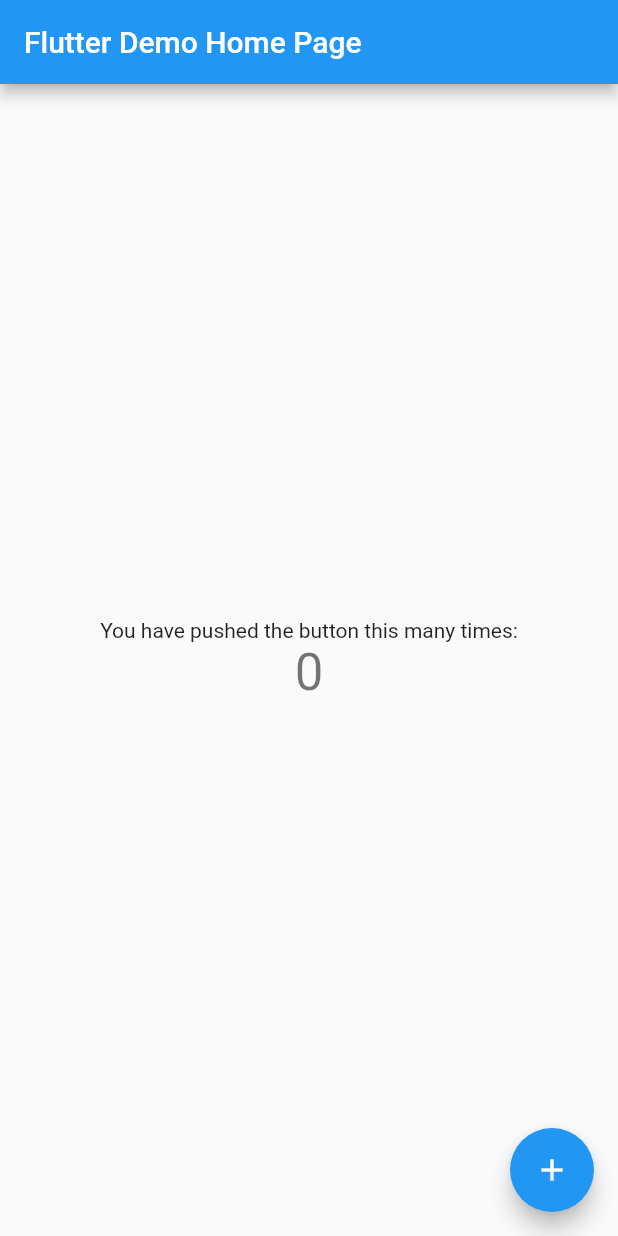
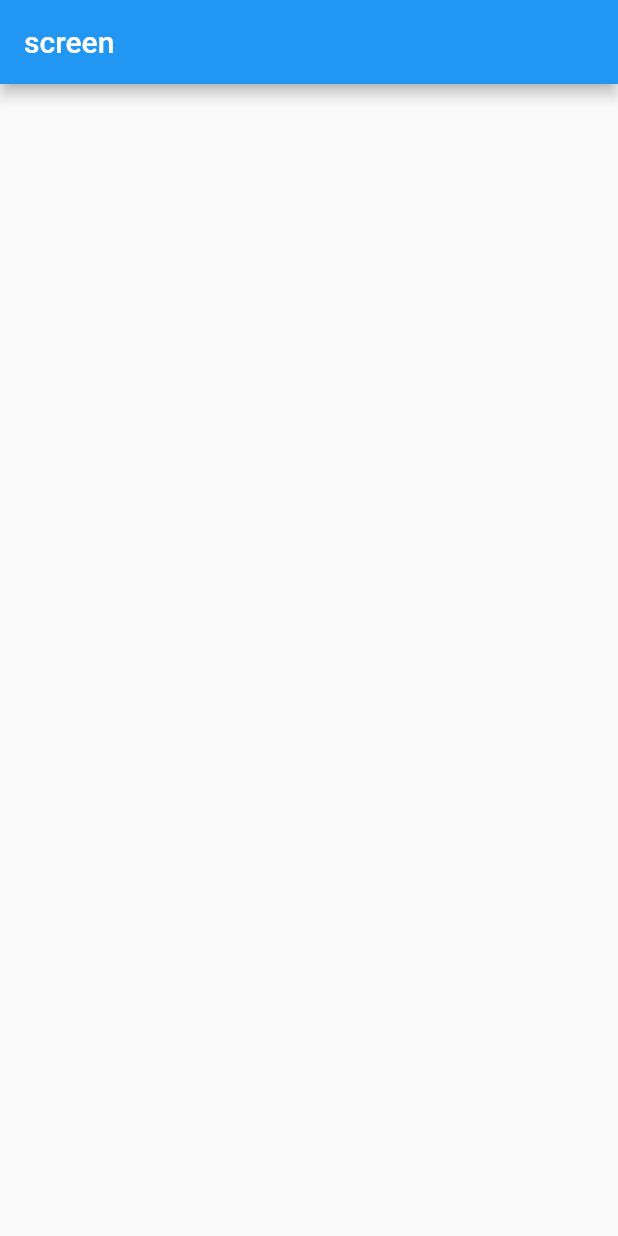
Before and after one commit to abdelrahmnn/insta, a Flutter app: the screen it shows after launch, on a phone screen of 412 x 824 dp. Run offline on Flutter 3.47's test engine with Material 2 defaults, Android fonts, the phone set to English and light mode, and no system bars.

Commit message:
Create a file called home

```diff
--- /dev/null
+++ b/lib/home.dart
@@ -0,0 +1,16 @@
+import 'package:flutter/material.dart';
+import 'package:flutter/src/widgets/framework.dart';
+import 'package:flutter/src/widgets/placeholder.dart';
+
+class Home extends StatelessWidget {
+  const Home({super.key});
+
+  @override
+  Widget build(BuildContext context) {
+    return Scaffold(
+      appBar: AppBar(
+        title: Text("screen"),
+      ),
+    );
+  }
+}
--- a/lib/main.dart
+++ b/lib/main.dart
@@ -1,4 +1,5 @@
 import 'package:flutter/material.dart';
+import 'package:instagram/home.dart';
 
 void main() {
   runApp(const MyApp());
@@ -7,109 +8,10 @@ void main() {
 class MyApp extends StatelessWidget {
   const MyApp({super.key});
 
-  // This widget is the root of your application.
   @override
   Widget build(BuildContext context) {
-    return MaterialApp(
-      title: 'Flutter Demo',
-      theme: ThemeData(
-        // This is the theme of your application.
-        //
-        // Try running your application with "flutter run". You'll see the
-        // application has a blue toolbar. Then, without quitting the app, try
-        // changing the primarySwatch below to Colors.green and then invoke
-        // "hot reload" (press "r" in the console where you ran "flutter run",
-        // or simply save your changes to "hot reload" in a Flutter IDE).
-        // Notice that the counter didn't reset back to zero; the application
-        // is not restarted.
-        primarySwatch: Colors.blue,
-      ),
-      home: const MyHomePage(title: 'Flutter Demo Home Page'),
+    return const MaterialApp(
+      home: Home(),
     );
   }
 }
-
-class MyHomePage extends StatefulWidget {
-  const MyHomePage({super.key, required this.title});
-
-  // This widget is the home page of your application. It is stateful, meaning
-  // that it has a State object (defined below) that contains fields that affect
-  // how it looks.
-
-  // This class is the configuration for the state. It holds the values (in this
-  // case the title) provided by the parent (in this case the App widget) and
-  // used by the build method of the State. Fields in a Widget subclass are
-  // always marked "final".
-
-  final String title;
-
-  @override
-  State<MyHomePage> createState() => _MyHomePageState();
-}
-
-class _MyHomePageState extends State<MyHomePage> {
-  int _counter = 0;
-
-  void _incrementCounter() {
-    setState(() {
-      // This call to setState tells the Flutter framework that something has
-      // changed in this State, which causes it to rerun the build method below
-      // so that the display can reflect the updated values. If we changed
-      // _counter without calling setState(), then the build method would not be
-      // called again, and so nothing would appear to happen.
-      _counter++;
-    });
-  }
-
-  @override
-  Widget build(BuildContext context) {
-    // This method is rerun every time setState is called, for instance as done
-    // by the _incrementCounter method above.
-    //
-    // The Flutter framework has been optimized to make rerunning build methods
-    // fast, so that you can just rebuild anything that needs updating rather
-    // than having to individually change instances of widgets.
-    return Scaffold(
-      appBar: AppBar(
-        // Here we take the value from the MyHomePage object that was created by
-        // the App.build method, and use it to set our appbar title.
-        title: Text(widget.title),
-      ),
-      body: Center(
-        // Center is a layout widget. It takes a single child and positions it
-        // in the middle of the parent.
-        child: Column(
-          // Column is also a layout widget. It takes a list of children and
-          // arranges them vertically. By default, it sizes itself to fit its
-          // children horizontally, and tries to be as tall as its parent.
-          //
-          // Invoke "debug painting" (press "p" in the console, choose the
-          // "Toggle Debug Paint" action from the Flutter Inspector in Android
-          // Studio, or the "Toggle Debug Paint" command in Visual Studio Code)
-          // to see the wireframe for each widget.
-          //
-          // Column has various properties to control how it sizes itself and
-          // how it positions its children. Here we use mainAxisAlignment to
-          // center the children vertically; the main axis here is the vertical
-          // axis because Columns are vertical (the cross axis would be
-          // horizontal).
-          mainAxisAlignment: MainAxisAlignment.center,
-          children: <Widget>[
-            const Text(
-              'You have pushed the button this many times:',
-            ),
-            Text(
-              '$_counter',
-              style: Theme.of(context).textTheme.headlineMedium,
-            ),
-          ],
-        ),
-      ),
-      floatingActionButton: FloatingActionButton(
-        onPressed: _incrementCounter,
-        tooltip: 'Increment',
-        child: const Icon(Icons.add),
-      ), // This trailing comma makes auto-formatting nicer for build methods.
-    );
-  }
-}
```
